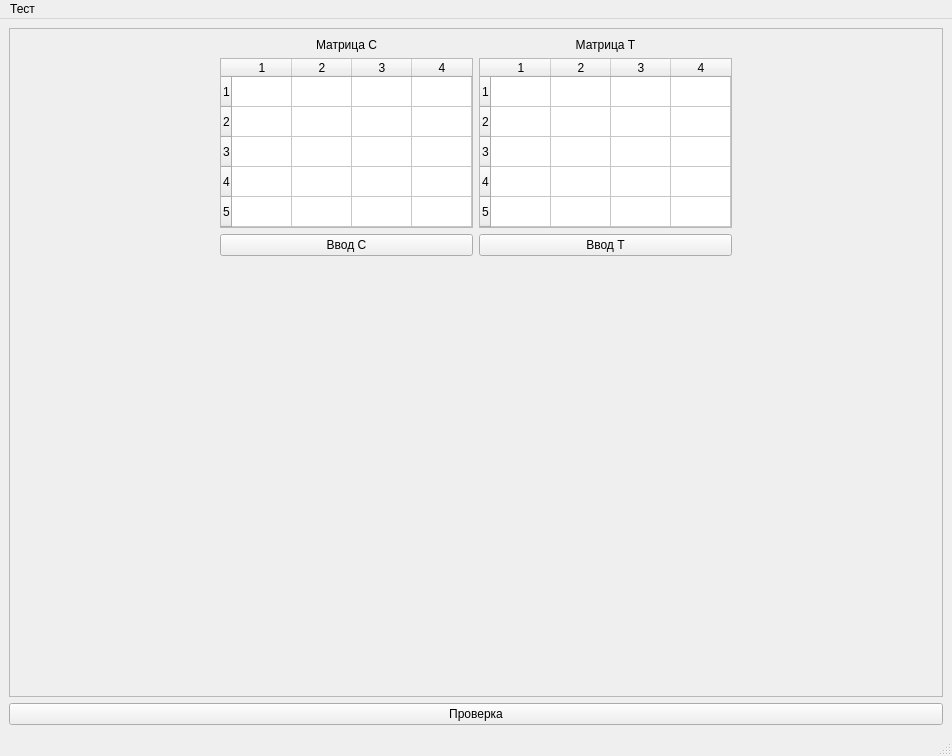
Old version of the form main_window.ui in the repository ZOaZOaZoa/UBS_lab1.
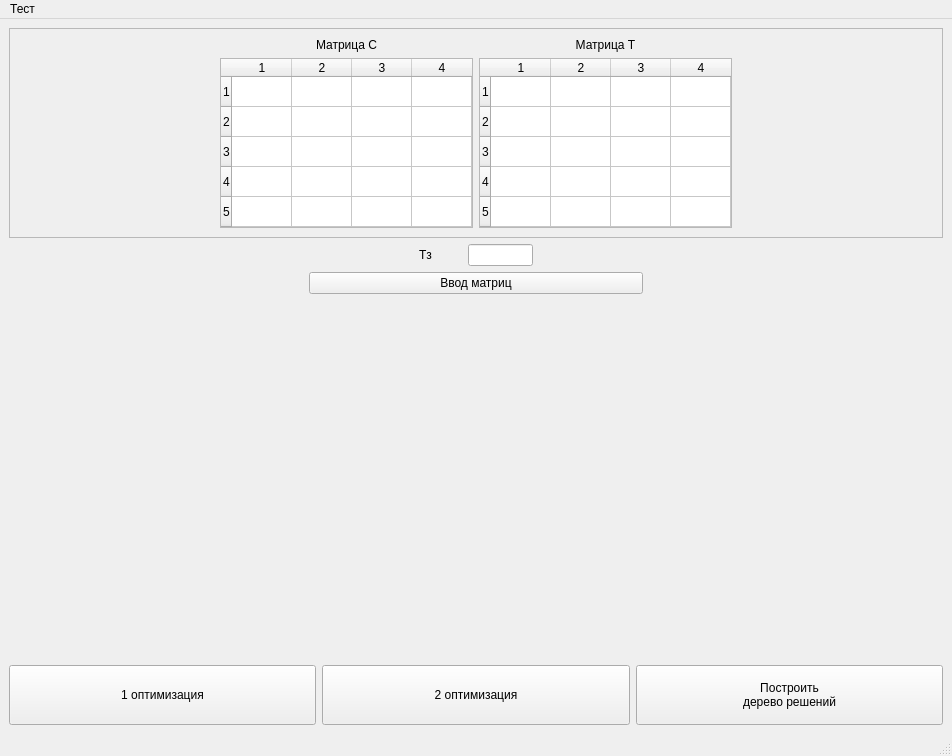
New version of the form.

Diff of the .ui file:
```diff
--- a/main_window.ui
+++ b/main_window.ui
@@ -125,26 +125,6 @@
            <column/>
           </widget>
          </item>
-         <item>
-          <widget class="QPushButton" name="cInput">
-           <property name="text">
-            <string>Ввод C</string>
-           </property>
-          </widget>
-         </item>
-         <item>
-          <spacer name="verticalSpacer">
-           <property name="orientation">
-            <enum>Qt::Vertical</enum>
-           </property>
-           <property name="sizeHint" stdset="0">
-            <size>
-             <width>20</width>
-             <height>40</height>
-            </size>
-           </property>
-          </spacer>
-         </item>
         </layout>
        </item>
        <item>
@@ -244,32 +224,6 @@
            <column/>
           </widget>
          </item>
-         <item>
-          <widget class="QPushButton" name="tInput">
-           <property name="baseSize">
-            <size>
-             <width>300</width>
-             <height>3</height>
-            </size>
-           </property>
-           <property name="text">
-            <string>Ввод T</string>
-           </property>
-          </widget>
-         </item>
-         <item>
-          <spacer name="verticalSpacer_2">
-           <property name="orientation">
-            <enum>Qt::Vertical</enum>
-           </property>
-           <property name="sizeHint" stdset="0">
-            <size>
-             <width>20</width>
-             <height>40</height>
-            </size>
-           </property>
-          </spacer>
-         </item>
         </layout>
        </item>
        <item>
@@ -289,11 +243,123 @@
      </widget>
     </item>
     <item>
-     <widget class="QPushButton" name="test">
-      <property name="text">
-       <string>Проверка</string>
+     <layout class="QHBoxLayout" name="horizontalLayout_3">
+      <property name="spacing">
+       <number>30</number>
       </property>
-     </widget>
+      <property name="leftMargin">
+       <number>410</number>
+      </property>
+      <property name="rightMargin">
+       <number>410</number>
+      </property>
+      <item>
+       <widget class="QLabel" name="T_zLabel">
+        <property name="text">
+         <string>Tз</string>
+        </property>
+       </widget>
+      </item>
+      <item>
+       <widget class="QLineEdit" name="T_max_lEdit">
+        <property name="maximumSize">
+         <size>
+          <width>65</width>
+          <height>16777215</height>
+         </size>
+        </property>
+       </widget>
+      </item>
+     </layout>
+    </item>
+    <item>
+     <layout class="QVBoxLayout" name="verticalLayout">
+      <property name="leftMargin">
+       <number>300</number>
+      </property>
+      <property name="rightMargin">
+       <number>300</number>
+      </property>
+      <item>
+       <widget class="QPushButton" name="matrixInput">
+        <property name="maximumSize">
+         <size>
+          <width>999999</width>
+          <height>16777215</height>
+         </size>
+        </property>
+        <property name="layoutDirection">
+         <enum>Qt::LeftToRight</enum>
+        </property>
+        <property name="text">
+         <string>Ввод матриц</string>
+        </property>
+       </widget>
+      </item>
+      <item>
+       <spacer name="verticalSpacer">
+        <property name="orientation">
+         <enum>Qt::Vertical</enum>
+        </property>
+        <property name="sizeHint" stdset="0">
+         <size>
+          <width>20</width>
+          <height>40</height>
+         </size>
+        </property>
+       </spacer>
+      </item>
+     </layout>
+    </item>
+    <item>
+     <layout class="QHBoxLayout" name="horizontalLayout_2">
+      <item>
+       <widget class="QPushButton" name="optimize1">
+        <property name="minimumSize">
+         <size>
+          <width>0</width>
+          <height>60</height>
+         </size>
+        </property>
+        <property name="text">
+         <string>1 оптимизация</string>
+        </property>
+       </widget>
+      </item>
+      <item>
+       <widget class="QPushButton" name="optimize2">
+        <property name="minimumSize">
+         <size>
+          <width>0</width>
+          <height>60</height>
+         </size>
+        </property>
+        <property name="text">
+         <string>2 оптимизация</string>
+        </property>
+       </widget>
+      </item>
+      <item>
+       <widget class="QPushButton" name="decisionTreeBtn">
+        <property name="sizePolicy">
+         <sizepolicy hsizetype="Minimum" vsizetype="Fixed">
+          <horstretch>0</horstretch>
+          <verstretch>0</verstretch>
+         </sizepolicy>
+        </property>
+        <property name="minimumSize">
+         <size>
+          <width>0</width>
+          <height>60</height>
+         </size>
+        </property>
+        <property name="text">
+         <string>Построить
+дерево решений</string>
+        </property>
+       </widget>
+      </item>
+     </layout>
     </item>
    </layout>
   </widget>
```
